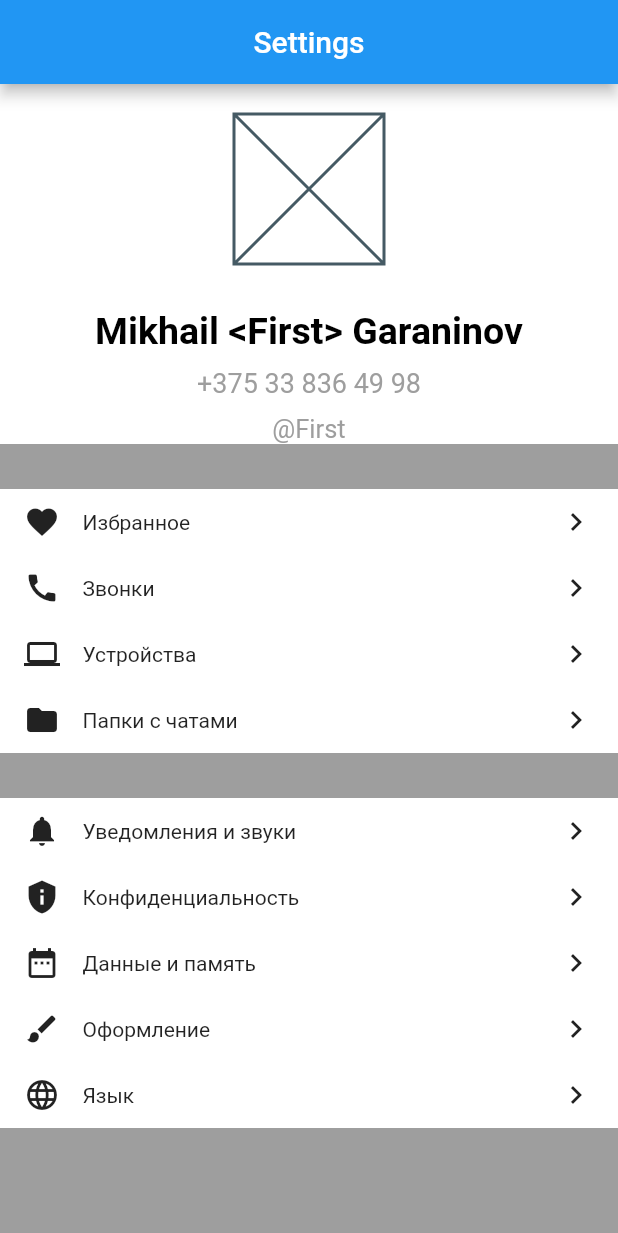
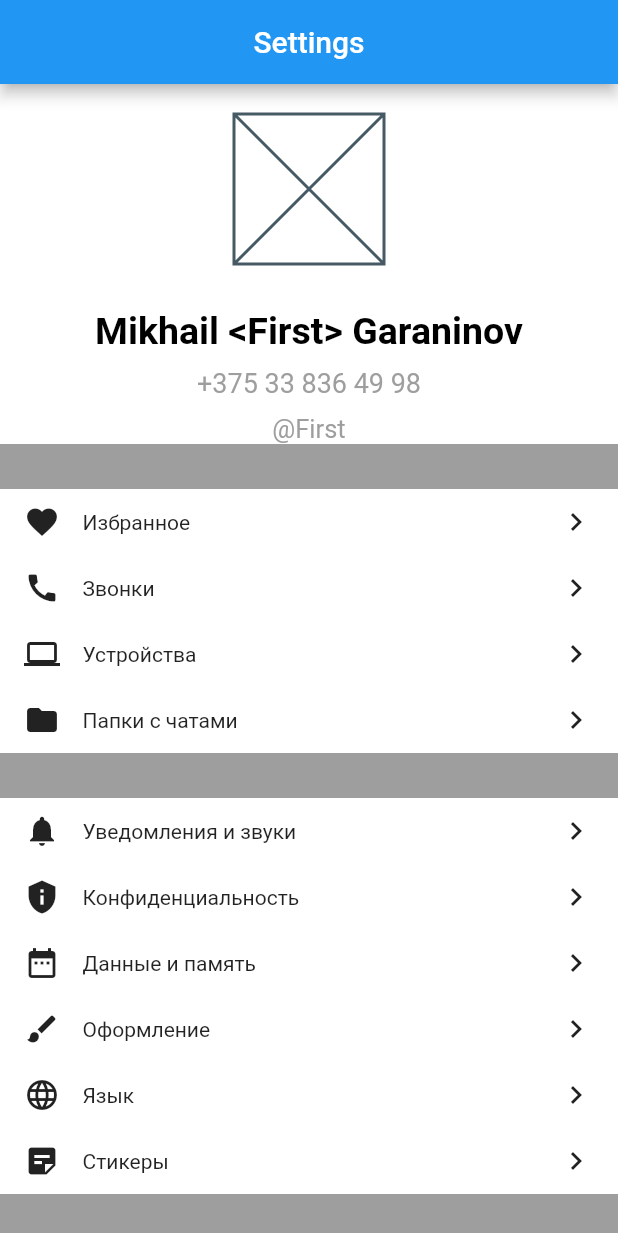
Before and after one commit to MikhailGaraninov/mobile, a Flutter app: the screen it shows after launch, on a phone screen of 412 x 824 dp. Shown: the top 1233 px of the screen. Run offline on Flutter 3.47's test engine with Material 2 defaults, Android fonts, the phone set to English and light mode, and no system bars.

Commit message:
commit 24.05.22

```diff
--- a/lib/widgets/user_profile.dart
+++ b/lib/widgets/user_profile.dart
@@ -16,6 +16,7 @@ class UserProfile extends StatelessWidget {
     MenuRowData(Icons.date_range, 'Данные и память'),
     MenuRowData(Icons.brush, 'Оформление'),
     MenuRowData(Icons.language, 'Язык'),
+    MenuRowData(Icons.sticky_note_2, 'Стикеры'),
   ];
 
   @override
@@ -28,6 +29,7 @@ class UserProfile extends StatelessWidget {
       ),
       body: Container(
         width: double.infinity,
+        child: SingleChildScrollView(
           child: Column(
             mainAxisAlignment: MainAxisAlignment.start,
             crossAxisAlignment: CrossAxisAlignment.center,
@@ -40,6 +42,7 @@ class UserProfile extends StatelessWidget {
               SizedBox(height: 30),
               _MenuWidget(menuRow: secondmenuRow),
             ],
+          ),
         ),
       ),
     );
```
Lines whose indentation alone changed are shown as unchanged.
